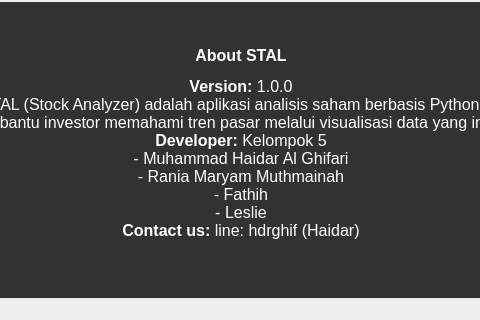
First picture: the form in ui/MainMenu.ui, repository eDarrrrr/ProjectSTAL, before the edit; both pictures show x 550 to 1030 and y 389 to 709 of the 1376 by 709 pixel window.
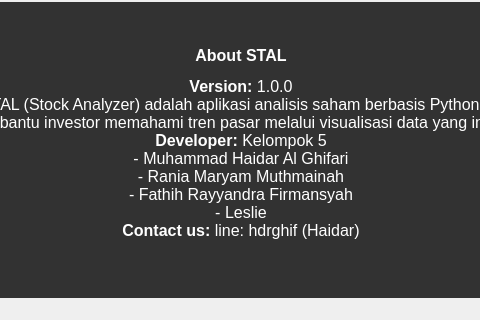
Second picture: the form after the edit. The open tabs and pages were chosen to show the change. Icons and pictures are not drawn.

What changed in the file:
```diff
--- a/ui/MainMenu.ui
+++ b/ui/MainMenu.ui
@@ -244,9 +244,9 @@
        <property name="geometry">
         <rect>
          <x>0</x>
-         <y>-233</y>
-         <width>1089</width>
-         <height>1312</height>
+         <y>0</y>
+         <width>1086</width>
+         <height>1324</height>
         </rect>
        </property>
        <layout class="QVBoxLayout" name="contentLayout">
@@ -650,7 +650,7 @@
 border-radius: 25px;</string>
             </property>
             <property name="text">
-             <string>&lt;html&gt;&lt;head/&gt;&lt;body&gt;&lt;p align=&quot;center&quot;&gt;&lt;span style=&quot; font-size:12pt; font-weight:600;&quot;&gt;About STAL&lt;/span&gt;&lt;/p&gt;&lt;p align=&quot;center&quot;&gt;&lt;span style=&quot; font-weight:600;&quot;&gt;Version:&lt;/span&gt; 1.0.0&lt;br/&gt;&lt;span style=&quot; font-weight:600;&quot;&gt;Description:&lt;/span&gt; STAL (Stock Analyzer) adalah aplikasi analisis saham berbasis Python dan PyQt5 yang&lt;br/&gt;membantu investor memahami tren pasar melalui visualisasi data yang intuitif.&lt;br/&gt;&lt;span style=&quot; font-weight:600;&quot;&gt;Developer:&lt;/span&gt; Kelompok 5&lt;br/&gt;- Muhammad Haidar Al Ghifari&lt;br/&gt;- Rania Maryam Muthmainah&lt;br/&gt;- Fathih&lt;br/&gt;- Leslie&lt;br/&gt;&lt;span style=&quot; font-weight:600;&quot;&gt;Contact us:&lt;/span&gt; line: hdrghif (Haidar)&lt;br/&gt;&lt;/p&gt;&lt;/body&gt;&lt;/html&gt;</string>
+             <string>&lt;html&gt;&lt;head/&gt;&lt;body&gt;&lt;p align=&quot;center&quot;&gt;&lt;span style=&quot; font-weight:600;&quot;&gt;About STAL&lt;/span&gt;&lt;/p&gt;&lt;p align=&quot;center&quot;&gt;&lt;span style=&quot; font-weight:600;&quot;&gt;Version:&lt;/span&gt; 1.0.0&lt;br/&gt;&lt;span style=&quot; font-weight:600;&quot;&gt;Description:&lt;/span&gt; STAL (Stock Analyzer) adalah aplikasi analisis saham berbasis Python dan PyQt5 yang&lt;br/&gt;membantu investor memahami tren pasar melalui visualisasi data yang intuitif.&lt;br/&gt;&lt;span style=&quot; font-weight:600;&quot;&gt;Developer:&lt;/span&gt; Kelompok 5&lt;br/&gt;- Muhammad Haidar Al Ghifari&lt;br/&gt;- Rania Maryam Muthmainah&lt;br/&gt;- Fathih Rayyandra Firmansyah&lt;br/&gt;- Leslie&lt;br/&gt;&lt;span style=&quot; font-weight:600;&quot;&gt;Contact us:&lt;/span&gt; line: hdrghif (Haidar)&lt;br/&gt;&lt;/p&gt;&lt;/body&gt;&lt;/html&gt;</string>
             </property>
             <property name="textFormat">
              <enum>Qt::RichText</enum>
```
Left out of the diff: 4 changed lines with no effect on the pictures.
